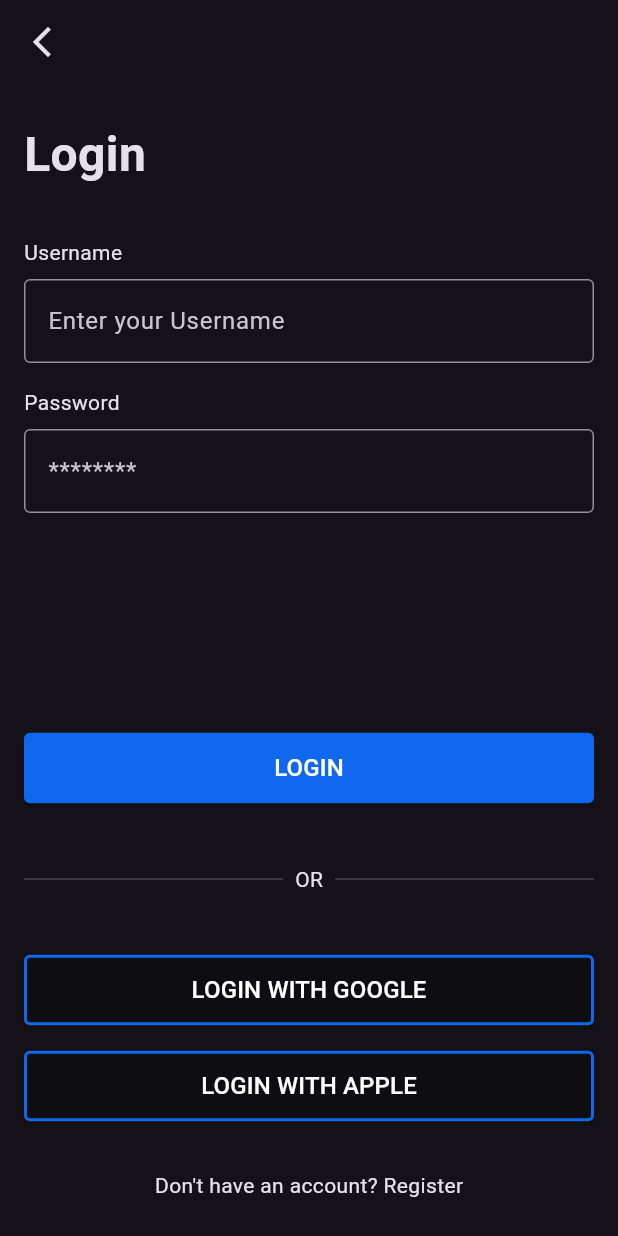
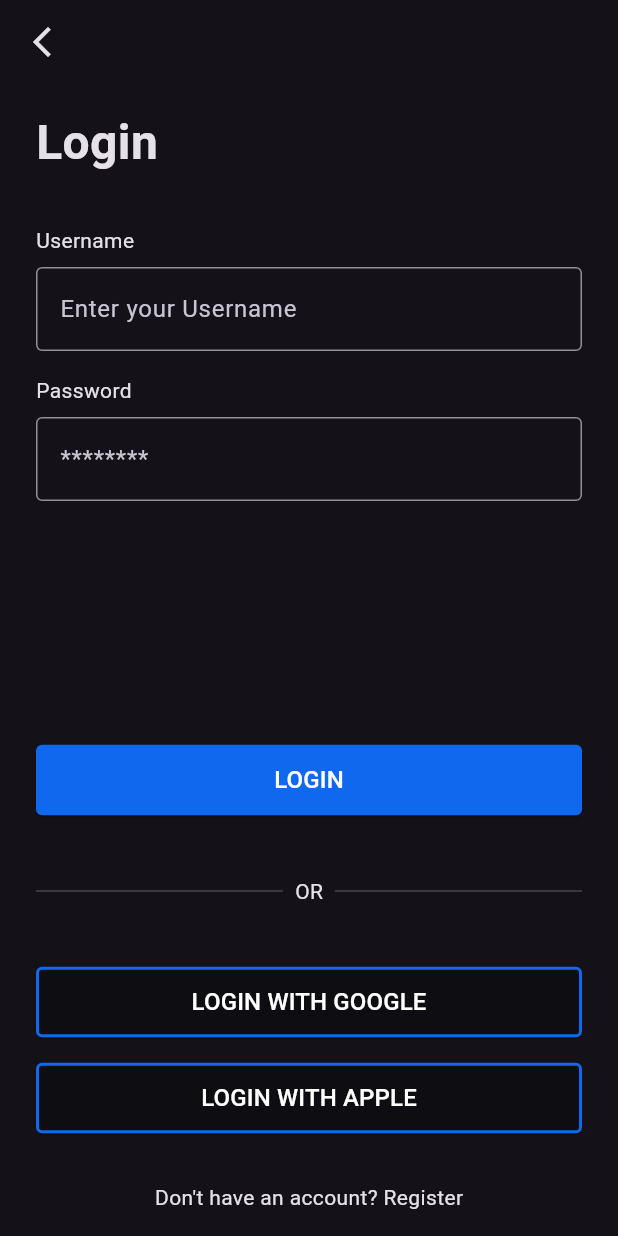
Before and after one commit to kabirdeula/ToDoNow, a Flutter app: the screen it shows after launch, after a tap on "SKIP", after a tap on "LOGIN", on a phone screen of 412 x 824 dp. Run offline on Flutter 3.47's test engine with Material 3 defaults, Android fonts, the phone set to English and light mode, and no system bars; our stand-ins replace flutter_bloc, get_it, go_router, smooth_page_indicator.

Commit message:
feat: ✨Add ScreenPadding widget for consistent padding across screens

```diff
--- /dev/null
+++ b/lib/core/widgets/screen_padding.dart
@@ -0,0 +1,15 @@
+import 'package:flutter/material.dart';
+
+class ScreenPadding extends StatelessWidget {
+  final Widget? child;
+
+  const ScreenPadding({super.key, this.child});
+
+  @override
+  Widget build(BuildContext context) {
+    return Padding(
+      padding: const EdgeInsets.symmetric(horizontal: 24.0, vertical: 16.0),
+      child: child,
+    );
+  }
+}
--- a/lib/core/widgets/widgets.dart
+++ b/lib/core/widgets/widgets.dart
@@ -1,3 +1,4 @@
 export './buttons/custom_elevated_button.dart';
 export './buttons/custom_text_button.dart';
 export './custom_app_bar.dart';
+export './screen_padding.dart';
--- a/lib/features/authentication/presentation/screens/login_screen.dart
+++ b/lib/features/authentication/presentation/screens/login_screen.dart
@@ -9,8 +9,7 @@ class LoginScreen extends StatelessWidget {
     return Scaffold(
       resizeToAvoidBottomInset: false,
       appBar: CustomAppBar(),
-      body: Padding(
-        padding: const EdgeInsets.symmetric(horizontal: 16.0, vertical: 24.0),
+      body: ScreenPadding(
         child: Column(
           crossAxisAlignment: CrossAxisAlignment.start,
           children: [
--- a/lib/features/onboarding/presentation/screens/onboarding_screen.dart
+++ b/lib/features/onboarding/presentation/screens/onboarding_screen.dart
@@ -16,8 +16,7 @@ class OnboardingScreen extends StatelessWidget {
 
     return Scaffold(
       body: SafeArea(
-        child: Padding(
-          padding: const EdgeInsets.all(16.0),
+        child: ScreenPadding(
           child: Stack(
             children: [
               PageView.builder(
--- a/lib/features/start/presentation/screens/start_screen.dart
+++ b/lib/features/start/presentation/screens/start_screen.dart
@@ -9,8 +9,7 @@ class StartScreen extends StatelessWidget {
   Widget build(BuildContext context) {
     return Scaffold(
       body: SafeArea(
-        child: Padding(
-          padding: const EdgeInsets.symmetric(horizontal: 16.0, vertical: 24.0),
+        child: ScreenPadding(
           child: Column(
             children: [
               const SizedBox(height: 32.0),
```
